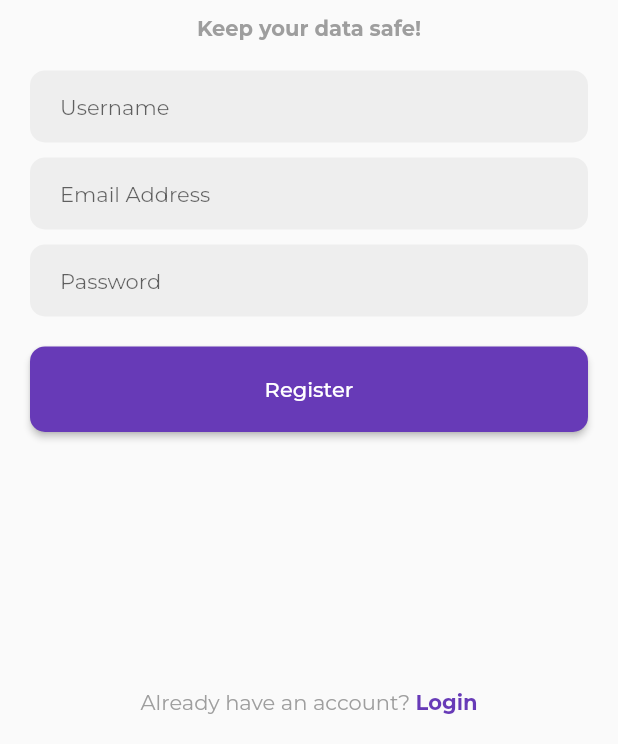
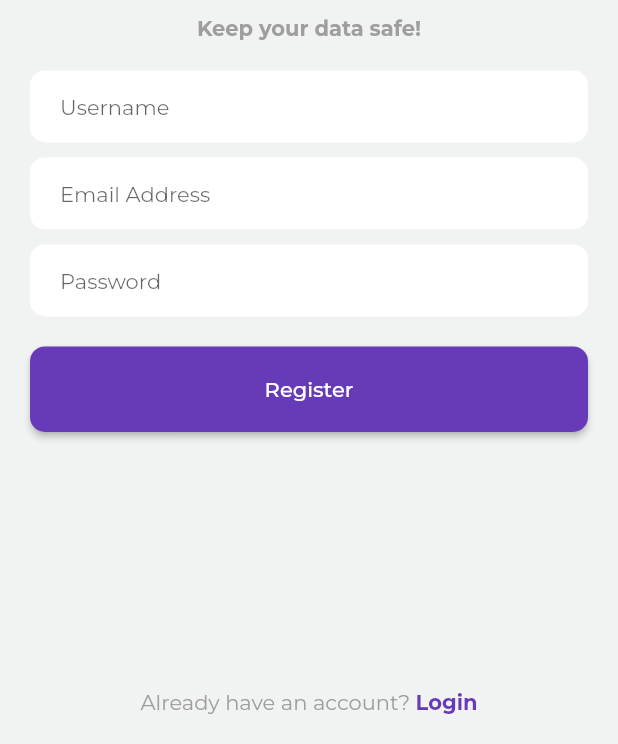
Before and after one commit to bishalchalise/chatter_box, a Flutter app: the screen it shows after launch, after a tap on "Register Now!", on a phone screen of 412 x 824 dp, the part 492-1236 px from its top. Run offline on Flutter 3.47's test engine with Material 2 defaults, Android fonts, the phone set to English and light mode, and no system bars; our stand-ins replace flutter_svg, google_fonts; network calls fail.

Commit message:
theme/route implementation

```diff
--- a/lib/app.dart
+++ b/lib/app.dart
@@ -1,18 +1,22 @@
+// import 'package:chatter_box/features/authentication/views/screens/login_screen.dart';
+// import 'package:chatter_box/features/authentication/views/screens/register_screen.dart';
+import 'package:chatter_box/utilities/app_router.dart';
+import 'package:chatter_box/utilities/app_routes.dart';
+import 'package:chatter_box/utilities/app_themes.dart';
+import 'package:flutter/material.dart';
 
-import 'package:chatter_box/features/authentication/views/screens/login_screen.dart';
-import 'package:flutter/material.dart';
-import 'package:google_fonts/google_fonts.dart';
-
-class  ChatterBox extends StatelessWidget {
-  const  ChatterBox({super.key});
+class ChatterBox extends StatelessWidget {
+  const ChatterBox({super.key});
 
   @override
   Widget build(BuildContext context) {
-    return  MaterialApp(
+    return MaterialApp(
       title: 'Chatter Box',
-      theme: ThemeData(fontFamily: GoogleFonts.montserrat().fontFamily),
       debugShowCheckedModeBanner: false,
-      home: const LoginScreen(),
+      theme: AppTheme().lightPalette,
+      darkTheme: AppTheme().darkPalette,
+      initialRoute: AppRoutes.loginScreen,
+      onGenerateRoute: AppRouter().onGenerateRoute,
     );
   }
 }
--- a/lib/features/authentication/views/screens/login_screen.dart
+++ b/lib/features/authentication/views/screens/login_screen.dart
@@ -1,8 +1,8 @@
-import 'package:chatter_box/features/authentication/views/screens/register_screen.dart';
 import 'package:chatter_box/features/shared/views/widgets/app_input.dart';
 import 'package:flutter/material.dart';
 import 'package:flutter_svg/flutter_svg.dart';
 
+import '../../../../utilities/app_routes.dart';
 import '../../../shared/views/widgets/app_button.dart';
 
 class LoginScreen extends StatelessWidget {
@@ -31,11 +31,11 @@ class LoginScreen extends StatelessWidget {
                     const SizedBox(
                       height: 20.0,
                     ),
-                    _loginButtonBuilder(),
+                    _loginButtonBuilder(context),
                     const SizedBox(
                       height: 20.0,
                     ),
-                    _forgetPasswordBuilder()
+                    _forgetPasswordBuilder(context)
                   ],
                 ),
               ),
@@ -98,12 +98,17 @@ class LoginScreen extends StatelessWidget {
     );
   }
 
-  Widget _loginButtonBuilder() {
+  Widget _loginButtonBuilder(final BuildContext context) {
     return Row(
       children: [
         Expanded(
           child: AppButton(
-            onPressed: () {},
+            onPressed: () {
+               Navigator.pushNamed(
+              context,
+              AppRoutes.chatsListScreen,
+            );
+            },
             value: "Login",
           ),
         ),
@@ -111,15 +116,15 @@ class LoginScreen extends StatelessWidget {
     );
   }
 
-  Widget _forgetPasswordBuilder() {
+  Widget _forgetPasswordBuilder(final BuildContext context) {
     return Row(
       mainAxisAlignment: MainAxisAlignment.center,
-      children: const [
+      children: [
         Text(
           'Forgot Password? ',
           style: TextStyle(
             fontWeight: FontWeight.bold,
-            color: Colors.deepPurple,
+            color: Theme.of(context).colorScheme.primary,
           ),
         ),
       ],
@@ -138,19 +143,15 @@ class LoginScreen extends StatelessWidget {
         ),
         GestureDetector(
           onTap: () {
-            Navigator.push(
+            Navigator.pushNamed(
               context,
-              MaterialPageRoute(
-                builder: (context) {
-                  return const RegisterScreen();
-                },
-              ),
+              AppRoutes.registerScreen,
             );
           },
-          child: const Text(
+          child: Text(
             'Register Now!',
             style: TextStyle(
-              color: Colors.deepPurple,
+              color: Theme.of(context).colorScheme.primary,
               fontWeight: FontWeight.bold,
             ),
           ),
--- a/lib/features/authentication/views/screens/register_screen.dart
+++ b/lib/features/authentication/views/screens/register_screen.dart
@@ -34,7 +34,6 @@ class RegisterScreen extends StatelessWidget {
                     const SizedBox(
                       height: 20.0,
                     ),
-
                   ],
                 ),
               ),
@@ -116,8 +115,6 @@ class RegisterScreen extends StatelessWidget {
     );
   }
 
-
-
   Widget _registerBuilder(final BuildContext context) {
     return Row(
       mainAxisAlignment: MainAxisAlignment.center,
@@ -132,10 +129,10 @@ class RegisterScreen extends StatelessWidget {
           onTap: () {
             Navigator.pop(context);
           },
-          child: const Text(
+          child:  Text(
             'Login',
             style: TextStyle(
-              color: Colors.deepPurple,
+              color: Theme.of(context).colorScheme.primary,
               fontWeight: FontWeight.bold,
             ),
           ),
--- a/lib/features/shared/views/widgets/app_button.dart
+++ b/lib/features/shared/views/widgets/app_button.dart
@@ -12,7 +12,7 @@ class AppButton extends StatelessWidget {
   @override
   Widget build(BuildContext context) {
     return MaterialButton(
-      color: Colors.deepPurple,
+      color: Theme.of(context).colorScheme.primary,
       padding: const EdgeInsets.all(
         20.0,
       ),
--- a/lib/features/shared/views/widgets/app_input.dart
+++ b/lib/features/shared/views/widgets/app_input.dart
@@ -1,3 +1,4 @@
+
 import 'package:flutter/material.dart';
 
 class AppInput extends StatelessWidget {
@@ -9,7 +10,7 @@ class AppInput extends StatelessWidget {
   Widget build(BuildContext context) {
     return Container(
       decoration: BoxDecoration(
-        color: Colors.grey.shade200,
+        color:Theme.of(context).colorScheme.background,
         borderRadius: BorderRadius.circular(10.0),
       ),
       padding: const EdgeInsets.symmetric(
--- /dev/null
+++ b/lib/utilities/app_router.dart
@@ -0,0 +1,28 @@
+import 'package:chatter_box/features/authentication/views/screens/login_screen.dart';
+import 'package:chatter_box/features/authentication/views/screens/register_screen.dart';
+import 'package:chatter_box/features/chat/views/screens/chats_list_screen.dart';
+import 'package:flutter/material.dart';
+
+import 'app_routes.dart';
+
+class AppRouter {
+  Route onGenerateRoute(final RouteSettings settings) {
+    switch (settings.name) {
+      case AppRoutes.loginScreen:
+        return _buildRoute(settings, const LoginScreen());
+      case AppRoutes.registerScreen:
+        return _buildRoute(settings, const RegisterScreen());
+        case AppRoutes.chatsListScreen:
+        return _buildRoute(settings, const ChatsListScreen());
+      default:
+       return _buildRoute(settings, const LoginScreen());
+    }
+  }
+
+  Route _buildRoute(final RouteSettings settings, final Widget widget) {
+    return MaterialPageRoute(
+      settings: settings,
+      builder: (context) => widget,
+    );
+  }
+}
--- /dev/null
+++ b/lib/utilities/app_routes.dart
@@ -0,0 +1,6 @@
+
+class AppRoutes {
+  static const String chatsListScreen = 'chat_list_screen';
+  static const String loginScreen = 'login_screen';
+  static const String registerScreen = 'register_screen';
+}
--- /dev/null
+++ b/lib/utilities/app_themes.dart
@@ -0,0 +1,32 @@
+import 'package:flutter/material.dart';
+import 'package:google_fonts/google_fonts.dart';
+
+class AppTheme {
+  ThemeData get lightPalette {
+    return ThemeData(
+        scaffoldBackgroundColor: const Color(0xfff1f2f2),
+      brightness: Brightness.light,
+      fontFamily: GoogleFonts.montserrat().fontFamily,
+      colorScheme: ThemeData(
+        brightness: Brightness.light,
+      ).colorScheme.copyWith(
+      primary: Colors.deepPurple,
+        background: Colors.white,
+      ),
+    );
+  }
+
+  ThemeData get darkPalette {
+    return ThemeData(
+
+      brightness: Brightness.dark,
+      fontFamily: GoogleFonts.montserrat().fontFamily,
+      colorScheme: ThemeData(
+        brightness: Brightness.dark,
+      ).colorScheme.copyWith(
+         primary: const Color.fromARGB(255, 17, 17, 17),
+         background: const Color(0xff212121),
+      ),
+    );
+  }
+}
```
Also changed, not shown: lib/features/chat/views/screens/chats_list_screen.dart (added, +13 -0 lines), lib/features/chat/views/widgets/chats_list_widgets/chats_list.dart (added, +13 -0 lines), lib/features/chat/views/widgets/chats_list_widgets/chats_list_item.dart (added, +79 -0 lines), lib/features/shared/views/widgets/avatar_builder.dart (added, +26 -0 lines).
